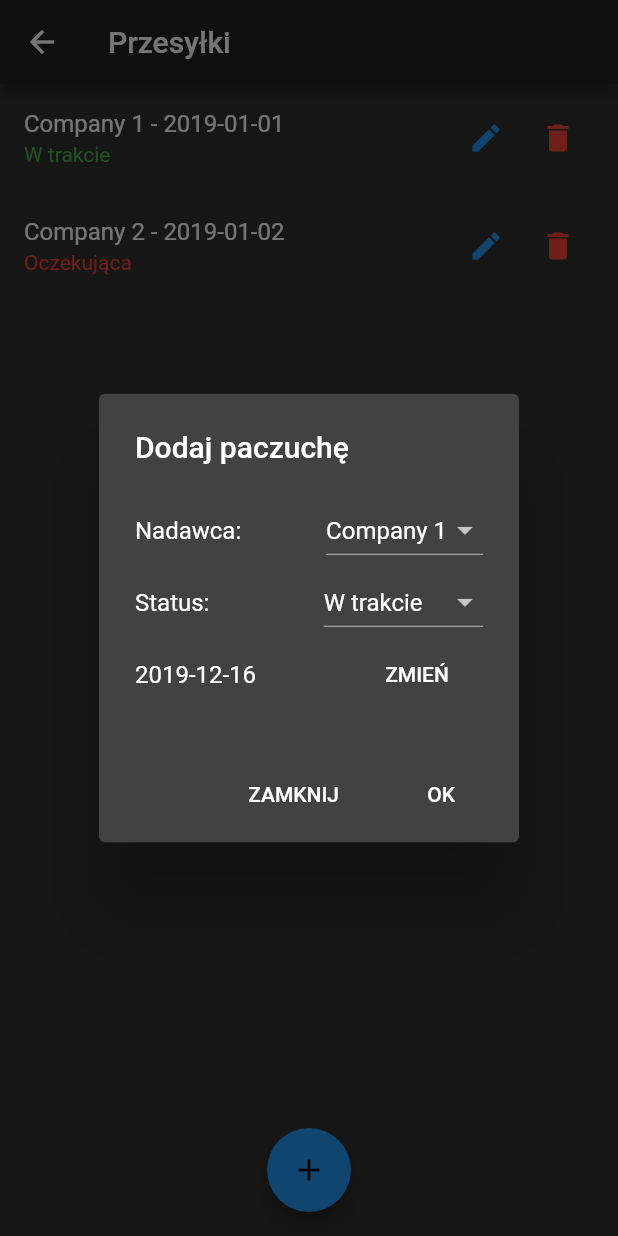
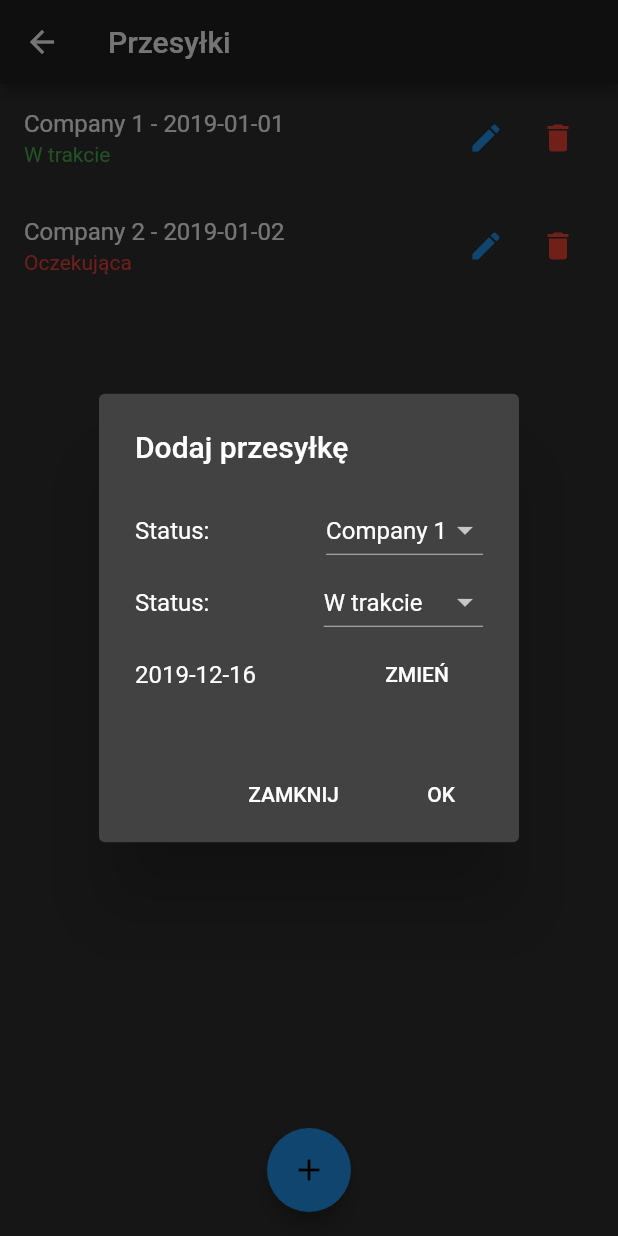
Before and after one commit to jpitucha/raporting_and_todo_app_mobile, a Flutter app: the ShippingPage screen opened by its route, after a tap on the "add" icon, on a phone screen of 412 x 824 dp. Run offline on Flutter 3.47's test engine with Material 2 defaults, Android fonts, the phone set to English and light mode, and no system bars.

Commit message:
Refactoring in shipping stuff

```diff
--- a/lib/pages/shipping.dart
+++ b/lib/pages/shipping.dart
@@ -14,12 +14,13 @@ class ShippingPageState extends State<ShippingPage> {
   final List<Pack> packages = List<Pack>();
   final List<String> companies = List<String>();
   final List<String> statuses = List<String>();
-  String dropdownValue;
 
   @override
   void initState() {
-    packages.add(Pack("Company 1", DateTime.parse("2019-01-01 00:00:00.000"), "W trakcie"));
-    packages.add(Pack("Company 2", DateTime.parse("2019-01-02 00:00:00.000"), "Oczekująca"));
+    packages.add(Pack(
+        "Company 1", DateTime.parse("2019-01-01 00:00:00.000"), "W trakcie"));
+    packages.add(Pack(
+        "Company 2", DateTime.parse("2019-01-02 00:00:00.000"), "Oczekująca"));
     companies.add("Company 1");
     companies.add("Company 2");
     companies.add("Company 3");
@@ -28,44 +29,79 @@ class ShippingPageState extends State<ShippingPage> {
     super.initState();
   }
 
-  Future<Pack> _editItemDialog(BuildContext context, Pack p) async {
-    String newSender = p.sender;
-    String newDate = p.date.toString().split(" ").elementAt(0);
-    String newStatus = p.status;
+  Future<Pack> _addItemDialog(BuildContext context) async {
+    String tmpSender = companies.elementAt(0);
+    String tmpStatus = statuses.elementAt(0);
+    DateTime tmpDate = DateTime.now();
 
     return showDialog<Pack>(
         context: context,
         barrierDismissible: false,
         builder: (BuildContext context) {
           return AlertDialog(
-          title: Text("Edytuj paczuchę"),
+            title: Text("Dodaj przesyłkę"),
             content: Column(
               mainAxisSize: MainAxisSize.min,
               children: <Widget>[
-            Row(
-              mainAxisAlignment: MainAxisAlignment.spaceBetween,
-              children: <Widget>[
-                Text("Nadawca: "),
-                ComboBox(newSender, companies, (String newValue) {
-                  setState(() {
-                    newSender = newValue;
-                  });
+                ComboBox("Nadawca:", tmpSender, companies, (String newValue) {
+                  if (newValue != null) {
+                    tmpSender = newValue;
+                  }
+                }),
+                ComboBox("Status:", tmpStatus, statuses, (String newValue) {
+                  if (newValue != null) {
+                    tmpStatus = newValue;
+                  }
+                }),
+                DaySelector(tmpDate, (DateTime newValue) {
+                  tmpDate = newValue;
                 })
               ],
             ),
-            Row(
-              mainAxisAlignment: MainAxisAlignment.spaceBetween,
-              children: <Widget>[
-                Text("Status:"),
-                ComboBox(newStatus, statuses, (String newValue) {
+            actions: <Widget>[
+              FlatButton(
+                child: Text("ZAMKNIJ"),
+                onPressed: () {
+                  Navigator.of(context).pop();
+                },
+              ),
+              FlatButton(
+                child: Text("OK"),
+                onPressed: () {
+                  Navigator.of(context)
+                      .pop(Pack(tmpSender, tmpDate, tmpStatus));
+                },
+              )
+            ],
+          );
+        });
+  }
+
+  Future<Pack> _editItemDialog(BuildContext context, Pack p) async {
+    String tmpSender = p.sender;
+    String tmpDate = p.date.toString().split(" ").elementAt(0);
+    String tmpStatus = p.status;
+
+    return showDialog<Pack>(
+        context: context,
+        barrierDismissible: false,
+        builder: (BuildContext context) {
+          return AlertDialog(
+            title: Text("Edytuj przesyłkę"),
+            content: Column(mainAxisSize: MainAxisSize.min, children: <Widget>[
+              ComboBox("Nadawca:", tmpSender, companies, (String newValue) {
                     setState(() {
-                    newStatus = newValue;
+                      tmpSender = newValue;
                     });
-                })
-              ],
-            ),
-            DaySelector(DateTime.parse(newDate + " 00:00:00.000"), (DateTime dt) {
-              newDate = dt.toString().split(" ").elementAt(0);
+                  }),
+              ComboBox("Status:", tmpStatus, statuses, (String newValue) {
+                    setState(() {
+                      tmpStatus = newValue;
+                    });
+                  }),
+              DaySelector(DateTime.parse(tmpDate + " 00:00:00.000"),
+                  (DateTime newValue) {
+                tmpDate = newValue.toString().split(" ").elementAt(0);
               })
             ]),
             actions: <Widget>[
@@ -78,13 +114,13 @@ class ShippingPageState extends State<ShippingPage> {
               FlatButton(
                 child: Text("OK"),
                 onPressed: () {
-                Navigator.of(context).pop(Pack(newSender, DateTime.parse(newDate + " 00:00:00.000"), newStatus));
+                  Navigator.of(context).pop(Pack(tmpSender,
+                      DateTime.parse(tmpDate + " 00:00:00.000"), tmpStatus));
                 },
               )
             ],
           );
-      }
-    );
+        });
   }
 
   Future<ConfirmAction> _deleteConfirmDialog(BuildContext context) async {
@@ -94,8 +130,7 @@ class ShippingPageState extends State<ShippingPage> {
       builder: (BuildContext context) {
         return AlertDialog(
           title: Text('Czy aby na pewno?'),
-        content: const Text(
-            'To spowoduje usunięcie elementu na zawsze'),
+          content: const Text('To spowoduje usunięcie elementu na zawsze'),
           actions: <Widget>[
             FlatButton(
               child: const Text('ZAMKNIJ'),
@@ -115,65 +150,6 @@ class ShippingPageState extends State<ShippingPage> {
     );
   }
 
-Future<Pack> _addItemDialog(BuildContext context) async {
-  String tmpCompany = companies.elementAt(0);
-  String tmpStatus = statuses.elementAt(0);
-  DateTime tmpDate = DateTime.now();
-  return showDialog<Pack>(
-    context: context,
-    barrierDismissible: false,
-    builder: (BuildContext context) {
-      return AlertDialog(
-        title: Text("Dodaj paczuchę"),
-        content: Column(
-          mainAxisSize: MainAxisSize.min,
-          children: <Widget>[
-            Row(
-              mainAxisAlignment: MainAxisAlignment.spaceBetween,
-              children: <Widget>[
-                Text("Nadawca:"),
-                ComboBox(companies.elementAt(0), companies, (String newValue) {
-                  if (newValue != null) {
-                    tmpCompany = newValue;
-                  }
-                })
-              ],
-            ),
-            Row(
-              mainAxisAlignment: MainAxisAlignment.spaceBetween,
-              children: <Widget>[
-                Text("Status:"),
-                ComboBox(statuses.elementAt(0), statuses, (String newValue) {
-                  if (newValue != null) {
-                    tmpStatus = newValue;
-                  }
-                })
-              ],
-            ),
-            DaySelector(DateTime.now(), (DateTime newValue) {
-              tmpDate = newValue;
-            })
-          ],
-        ),
-        actions: <Widget>[
-          FlatButton(
-              child: Text("ZAMKNIJ"),
-              onPressed: () {
-                Navigator.of(context).pop();
-              },
-            ),
-            FlatButton(
-              child: Text("OK"),
-              onPressed: () {
-                Navigator.of(context).pop(Pack(tmpCompany, tmpDate, tmpStatus));
-              },
-            )
-        ],
-      );
-    }
-  );
-}
-
   @override
   Widget build(BuildContext context) {
     return Scaffold(
@@ -183,16 +159,24 @@ Future<Pack> _addItemDialog(BuildContext context) async {
       body: ListView.builder(
           itemCount: packages.length,
           itemBuilder: (BuildContext context, int index) {
-          return Tile(packages[index].sender + " - " + packages.elementAt(index).date.toString().split(" ").elementAt(0), packages[index].status,
-          () async {
-            final Pack edited = await _editItemDialog(context, packages.elementAt(index));
+            return Tile(
+                packages[index].sender +
+                    " - " +
+                    packages
+                        .elementAt(index)
+                        .date
+                        .toString()
+                        .split(" ")
+                        .elementAt(0),
+                packages[index].status, () async {
+              final Pack edited =
+                  await _editItemDialog(context, packages.elementAt(index));
               if (edited != packages[index]) {
                 setState(() {
                   packages[index] = edited;
                 });
               }
-          },
-          () async {
+            }, () async {
               final ConfirmAction choice = await _deleteConfirmDialog(context);
               if (choice == ConfirmAction.ACCEPT) {
                 setState(() {
@@ -200,14 +184,13 @@ Future<Pack> _addItemDialog(BuildContext context) async {
                 });
               }
             });
-        }
-      ),
+          }),
       floatingActionButton: FloatingActionButton(
         child: Icon(Icons.add),
         backgroundColor: Colors.blue,
         onPressed: () async {
           final newPack = await _addItemDialog(context);
-          if (newPack.sender != null && newPack.date != null && newPack.status != null) {
+          if (newPack != null) {
             setState(() {
               packages.insert(0, newPack);
             });
--- a/lib/widgets/comboBox.dart
+++ b/lib/widgets/comboBox.dart
@@ -1,11 +1,12 @@
 import 'package:flutter/material.dart';
 
 class ComboBox extends StatefulWidget {
+  String title;
   String currentValue;
   List<String> values = List<String>();
   Function(String) onSelectionChange;
 
-  ComboBox(this.currentValue, this.values, this.onSelectionChange);
+  ComboBox(this.title, this.currentValue, this.values, this.onSelectionChange);
 
   ComboBoxState createState() => ComboBoxState();
 }
@@ -13,7 +14,11 @@ class ComboBox extends StatefulWidget {
 class ComboBoxState extends State<ComboBox> {
   @override
   Widget build(BuildContext context) {
-    return DropdownButton(
+    return Row(
+      mainAxisAlignment: MainAxisAlignment.spaceBetween,
+      children: <Widget>[
+        Text("Status:"),
+        DropdownButton(
           value: widget.currentValue,
           onChanged: (String newValue) {
             setState(() {
@@ -21,7 +26,11 @@ class ComboBoxState extends State<ComboBox> {
               widget.onSelectionChange(newValue);
             });
           },
-      items: widget.values.map((String value) {return DropdownMenuItem(value: value, child: Text(value));}).toList(),
+          items: widget.values.map((String value) {
+            return DropdownMenuItem(value: value, child: Text(value));
+          }).toList(),
+        )
+      ],
     );
   }
 }
```
Also changed, not shown: 1 other file. Lines whose indentation alone changed are shown as unchanged.
